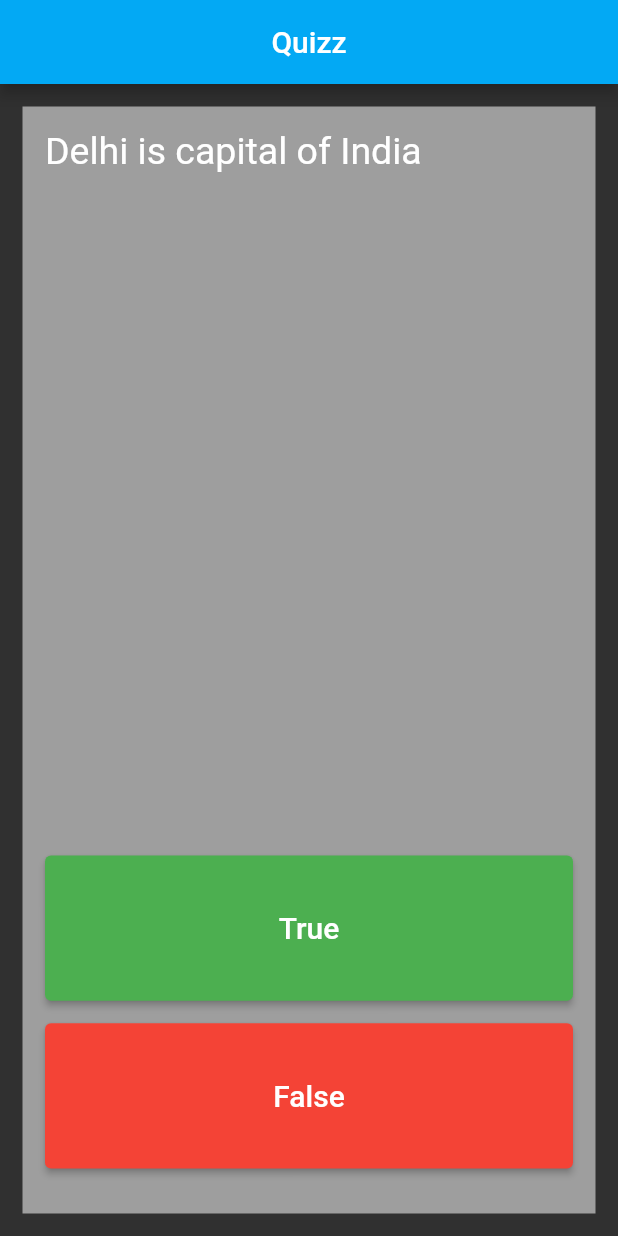
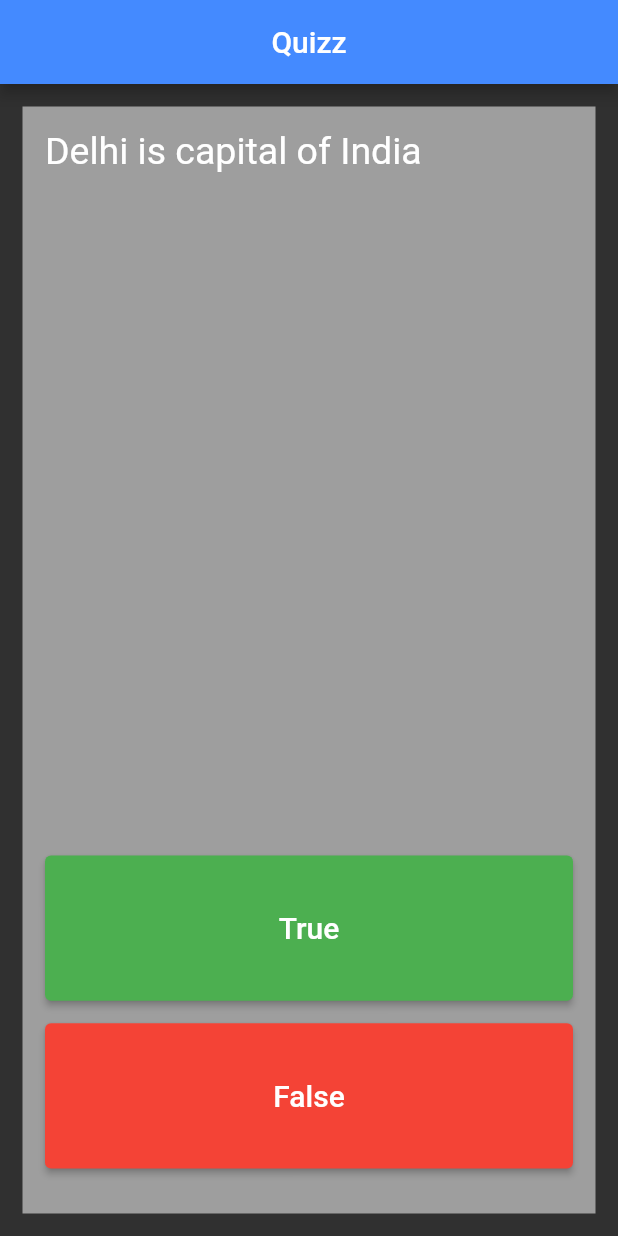
Before and after one commit to VaishnaviNagrale/Quizz, a Flutter app: the screen it shows after launch, on a phone screen of 412 x 824 dp. Run offline on Flutter 3.47's test engine with Material 2 defaults, Android fonts, the phone set to English and light mode, and no system bars; our stand-ins replace rflutter_alert; missing offline and left inert: dart:ffi.

Commit message:
project updated

```diff
--- a/lib/main.dart
+++ b/lib/main.dart
@@ -56,7 +56,7 @@ class _MyAppState extends State<_MyApp> {
   Widget build(BuildContext context) {
     return Scaffold(
       appBar: AppBar(
-        backgroundColor: Colors.lightBlue,
+        backgroundColor: Colors.blueAccent,
         title: Text('Quizz', style: TextStyle(color: Colors.white),),
         centerTitle: true,
       ),
```
